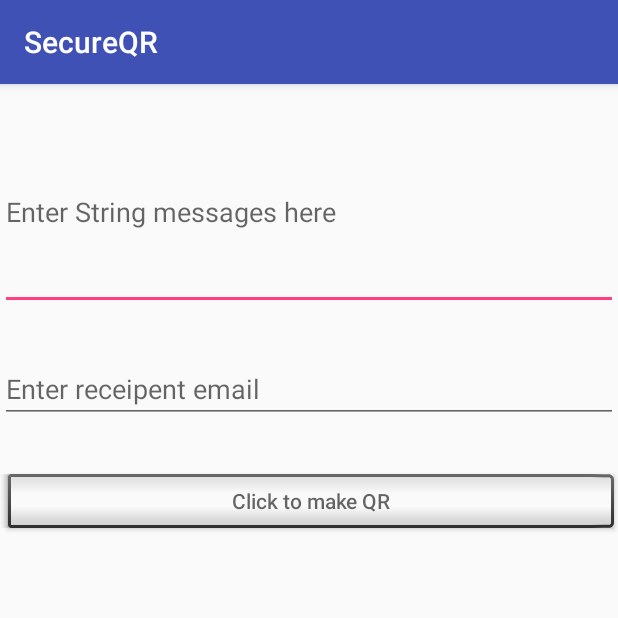
After one commit to bipinkh/SecureQR, an Android app: the QRwriteActivity screen opened directly, with no data from a screen before it, on a phone screen of 412 x 824 dp, the top half of it. The commit adds this screen. Run offline under Robolectric (Android 15) with nearby library versions, the phone set to English and light mode, and no system bars; our stand-ins replace Firebase (no records; nobody signed in at launch, a user with empty details on screens opened directly).

```diff
--- a/app/src/main/AndroidManifest.xml
+++ b/app/src/main/AndroidManifest.xml
@@ -35,7 +35,9 @@
                 <category android:name="android.intent.category.LAUNCHER" />
             </intent-filter>
         </activity>
-        <activity android:name=".DashboardActivity"></activity>
+        <activity android:name=".DashboardActivity" />
+        <activity android:name=".QRwriteActivity" />
+        <activity android:name=".QRscanActivity"></activity>
     </application>
 
 </manifest>
--- /dev/null
+++ b/app/src/main/java/com/bipinkh/secureqr/QRwriteActivity.java
@@ -0,0 +1,97 @@
+package com.bipinkh.secureqr;
+
+import android.content.Intent;
+import android.support.annotation.NonNull;
+import android.support.v7.app.AppCompatActivity;
+import android.os.Bundle;
+import android.util.Log;
+import android.view.View;
+import android.widget.Button;
+import android.widget.EditText;
+import android.widget.Toast;
+
+import com.google.firebase.auth.FirebaseAuth;
+import com.google.firebase.auth.FirebaseUser;
+import com.google.firebase.database.DatabaseReference;
+import com.google.firebase.database.FirebaseDatabase;
+
+public class QRwriteActivity extends AppCompatActivity {
+
+    Button makeQRbtn;
+    EditText messagebox;
+    EditText receiverEmail;
+
+    private FirebaseAuth.AuthStateListener mAuthListener;
+    private FirebaseDatabase fdb;
+    private FirebaseAuth mAuth;
+    private DatabaseReference fdbref;
+    private FirebaseUser user;
+
+
+    @Override
+    protected void onCreate(Bundle savedInstanceState) {
+        super.onCreate(savedInstanceState);
+        setContentView(R.layout.activity_qrwrite);
+
+        makeQRbtn = (Button) findViewById(R.id.makeQRbtn);
+        messagebox = (EditText) findViewById(R.id.messagebox);
+        receiverEmail = (EditText) findViewById(R.id.receiverEmail);
+
+        mAuth = FirebaseAuth.getInstance();
+        fdb = FirebaseDatabase.getInstance();
+        fdbref = fdb.getReference();
+        user = mAuth.getCurrentUser();
+        mAuthListener = new FirebaseAuth.AuthStateListener() {
+            @Override
+            public void onAuthStateChanged(@NonNull FirebaseAuth firebaseAuth) {
+                FirebaseUser user = firebaseAuth.getCurrentUser();
+                if(user!= null){
+                    log("signed in..");
+                }
+                log("auth state changed");
+            }
+        };
+        mAuth.addAuthStateListener(mAuthListener);
+
+        //listener on make qr button
+        makeQRbtn.setOnClickListener(new View.OnClickListener() {
+            @Override
+            public void onClick(View v) {
+                String message = messagebox.getText().toString();
+                String receiver = receiverEmail.getText().toString();
+
+                //get public key of the receiver
+                //encrypt
+                //make qr
+                //display
+
+
+            }
+        });
+    }
+
+
+
+
+
+
+    @Override
+    public void onStart() {
+        super.onStart();
+        mAuth.addAuthStateListener(mAuthListener);
+    }
+
+    @Override
+    public void onStop() {
+        super.onStop();
+        if (mAuthListener != null) {
+            mAuth.removeAuthStateListener(mAuthListener);
+        }
+    }
+
+    public void toast(String s) {
+        Toast.makeText(QRwriteActivity.this,s,Toast.LENGTH_SHORT).show();}
+    public void log (String s)  {
+        Log.d("datsun",s);}
+
+}
--- /dev/null
+++ b/app/src/main/res/layout/activity_qrwrite.xml
@@ -0,0 +1,37 @@
+<?xml version="1.0" encoding="utf-8"?>
+<RelativeLayout xmlns:android="http://schemas.android.com/apk/res/android"
+    xmlns:app="http://schemas.android.com/apk/res-auto"
+    xmlns:tools="http://schemas.android.com/tools"
+    android:layout_width="match_parent"
+    android:layout_height="match_parent"
+    tools:context="com.bipinkh.secureqr.QRwriteActivity">
+
+    <EditText
+        android:id="@+id/messagebox"
+        android:layout_width="match_parent"
+        android:layout_height="wrap_content"
+        android:hint="Enter String messages here"
+        android:lines="5"
+        android:layout_marginTop="20dp"
+        />
+
+    <EditText
+        android:id="@+id/receiverEmail"
+        android:layout_width="match_parent"
+        android:layout_height="wrap_content"
+        android:layout_marginTop="30dp"
+        android:layout_below="@+id/messagebox"
+        android:hint="Enter receipent email"
+        />
+
+
+    <Button
+        android:id="@+id/makeQRbtn"
+        style="@android:style/Widget.DeviceDefault.Light.Button.Inset"
+        android:layout_width="match_parent"
+        android:layout_height="wrap_content"
+        android:layout_below="@+id/receiverEmail"
+        android:layout_marginTop="30dp"
+        android:hint="Click to make QR" />
+
+</RelativeLayout>
```
Also changed, not shown: app/src/main/java/com/bipinkh/secureqr/DashboardActivity.java (+23 -25 lines), app/src/main/java/com/bipinkh/secureqr/LoginSignUpActivity.java (+56 -48 lines), app/src/main/java/com/bipinkh/secureqr/QRscanActivity.java (added, +18 -0 lines), app/src/main/res/layout/activity_login_sign_up.xml (+12 -3 lines), app/src/main/res/layout/activity_qrscan.xml (added, +9 -0 lines), app/build.gradle (line endings or trailing spaces).
